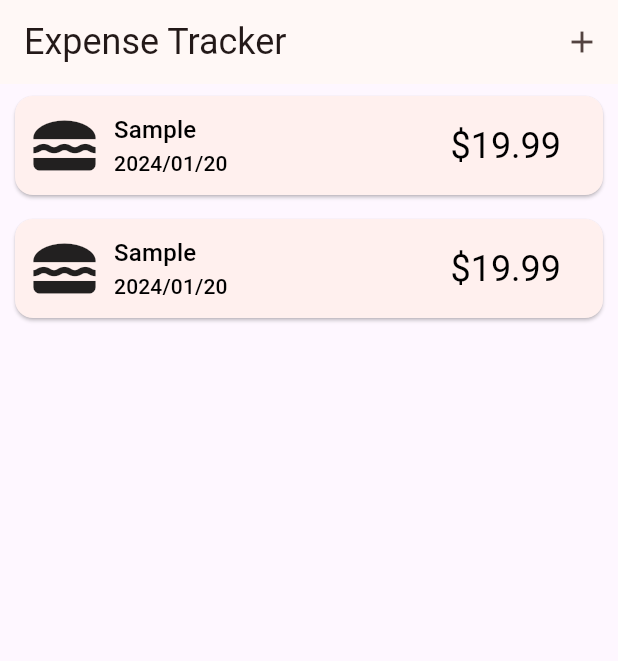
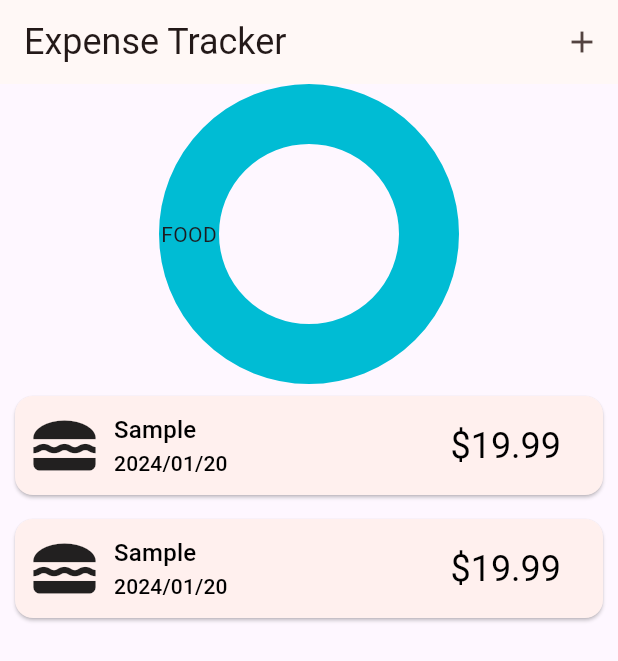
Before and after one commit to JJJangJeongSu/my_expense_tracker, a Flutter app: the screen it shows after launch, on a phone screen of 412 x 824 dp. Shown: the top 661 px of the screen. Run offline on Flutter 3.47's test engine with Material 3 defaults, Android fonts, the phone set to English and light mode, and no system bars; drawn by our look-alikes of fl_chart.

Commit message:
초비상

```diff
--- a/lib/screen/main_screen.dart
+++ b/lib/screen/main_screen.dart
@@ -3,6 +3,7 @@ import 'package:my_expense_tracker/model/category.dart';
 import 'package:my_expense_tracker/widget/expense_adder.dart';
 import 'package:my_expense_tracker/widget/expense_list.dart';
 import 'package:my_expense_tracker/model/expense.dart';
+import 'package:my_expense_tracker/widget/pie_chart.dart';
 
 class MainScreen extends StatefulWidget {
   @override
@@ -50,7 +51,12 @@ class _MainScreenState extends State<MainScreen> {
           ),
         ],
       ),
-      body: Column(children: [ExpenseList(expenseList: _registeredExpenses)]),
+      body: Column(children: [
+        PieChartViewer(
+          curExpenseList: _registeredExpenses,
+        ),
+        ExpenseList(expenseList: _registeredExpenses)
+      ]),
     );
   }
 }
--- /dev/null
+++ b/lib/widget/pie_chart.dart
@@ -0,0 +1,38 @@
+import 'package:fl_chart/fl_chart.dart';
+import 'package:flutter/material.dart';
+import 'package:my_expense_tracker/model/expense.dart';
+import 'package:my_expense_tracker/model/category.dart';
+
+class PieChartViewer extends StatelessWidget {
+  PieChartViewer({super.key, required this.curExpenseList});
+
+  List<Expense> curExpenseList;
+
+  Map<Category, double> calculateSum() {
+    Map<Category, double> categorySum = {};
+    for (var expense in curExpenseList) {
+      if (categorySum.containsKey(expense.category)) {
+        categorySum[expense.category] =
+            categorySum[expense.category]! + expense.amount;
+      } else {
+        categorySum[expense.category] = expense.amount;
+      }
+    }
+
+    return categorySum;
+  }
+
+  @override
+  Widget build(context) {
+    Map<Category, double> categorySum = calculateSum();
+    List<PieChartSectionData> sections = [];
+
+    categorySum.forEach((key, value) {
+      sections.add(
+          PieChartSectionData(value: value, title: key.name.toUpperCase()));
+    });
+
+    return SizedBox(
+        height: 200, child: PieChart(PieChartData(sections: sections)));
+  }
+}
```
